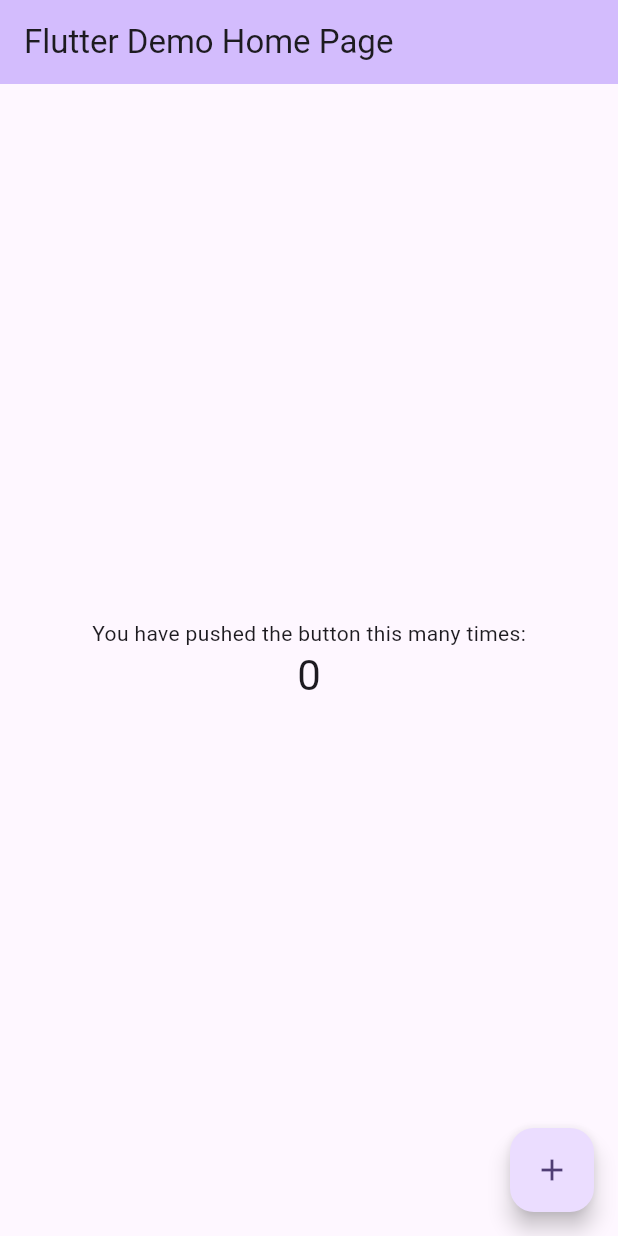
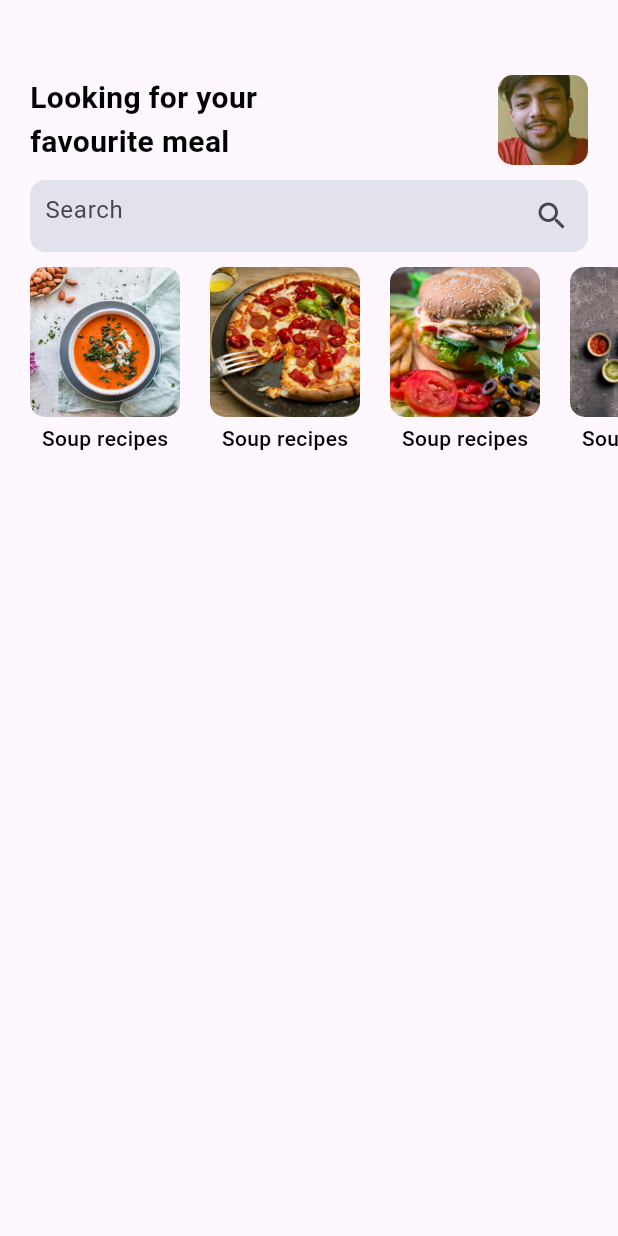
Before and after one commit to priyadarshii786/Swaad_Sansaar, a Flutter app: the screen it shows after launch, on a phone screen of 412 x 824 dp. Run offline on Flutter 3.47's test engine with Material 3 defaults, Android fonts, the phone set to English and light mode, and no system bars.

Commit message:
C-02; Designing upto category tile has been completed.

```diff
--- a/analysis_options.yaml
+++ b/analysis_options.yaml
@@ -21,6 +21,8 @@ linter:
   # `// ignore_for_file: name_of_lint` syntax on the line or in the file
   # producing the lint.
   rules:
+    prefer_const_constructors: false I
+    prefer_const_literals_to_create_immutables: false|
     # avoid_print: false  # Uncomment to disable the `avoid_print` rule
     # prefer_single_quotes: true  # Uncomment to enable the `prefer_single_quotes` rule
 
--- a/lib/main.dart
+++ b/lib/main.dart
@@ -1,4 +1,5 @@
 import 'package:flutter/material.dart';
+import 'package:swaad_sansaar/pages/home.dart';
 
 void main() {
   runApp(const MyApp());
@@ -12,26 +13,12 @@
   Widget build(BuildContext context) {
     return MaterialApp(
       title: 'Flutter Demo',
+      debugShowCheckedModeBanner: false,
       theme: ThemeData(
-        // This is the theme of your application.
-        //
-        // TRY THIS: Try running your application with "flutter run". You'll see
-        // the application has a purple toolbar. Then, without quitting the app,
-        // try changing the seedColor in the colorScheme below to Colors.green
-        // and then invoke "hot reload" (save your changes or press the "hot
-        // reload" button in a Flutter-supported IDE, or press "r" if you used
-        // the command line to start the app).
-        //
-        // Notice that the counter didn't reset back to zero; the application
-        // state is not lost during the reload. To reset the state, use hot
-        // restart instead.
-        //
-        // This works for code too, not just values: Most code changes can be
-        // tested with just a hot reload.
         colorScheme: ColorScheme.fromSeed(seedColor: Colors.deepPurple),
         useMaterial3: true,
       ),
-      home: const MyHomePage(title: 'Flutter Demo Home Page'),
+      home: Home(),
     );
   }
 }
@@ -39,14 +26,7 @@
 class MyHomePage extends StatefulWidget {
   const MyHomePage({super.key, required this.title});
 
-  // This widget is the home page of your application. It is stateful, meaning
-  // that it has a State object (defined below) that contains fields that affect
-  // how it looks.
 
-  // This class is the configuration for the state. It holds the values (in this
-  // case the title) provided by the parent (in this case the App widget) and
-  // used by the build method of the State. Fields in a Widget subclass are
-  // always marked "final".
 
   final String title;
 
@@ -59,50 +39,19 @@
 
   void _incrementCounter() {
     setState(() {
-      // This call to setState tells the Flutter framework that something has
-      // changed in this State, which causes it to rerun the build method below
-      // so that the display can reflect the updated values. If we changed
-      // _counter without calling setState(), then the build method would not be
-      // called again, and so nothing would appear to happen.
       _counter++;
     });
   }
 
   @override
   Widget build(BuildContext context) {
-    // This method is rerun every time setState is called, for instance as done
-    // by the _incrementCounter method above.
-    //
-    // The Flutter framework has been optimized to make rerunning build methods
-    // fast, so that you can just rebuild anything that needs updating rather
-    // than having to individually change instances of widgets.
     return Scaffold(
       appBar: AppBar(
-        // TRY THIS: Try changing the color here to a specific color (to
-        // Colors.amber, perhaps?) and trigger a hot reload to see the AppBar
-        // change color while the other colors stay the same.
         backgroundColor: Theme.of(context).colorScheme.inversePrimary,
-        // Here we take the value from the MyHomePage object that was created by
-        // the App.build method, and use it to set our appbar title.
         title: Text(widget.title),
       ),
       body: Center(
-        // Center is a layout widget. It takes a single child and positions it
-        // in the middle of the parent.
         child: Column(
-          // Column is also a layout widget. It takes a list of children and
-          // arranges them vertically. By default, it sizes itself to fit its
-          // children horizontally, and tries to be as tall as its parent.
-          //
-          // Column has various properties to control how it sizes itself and
-          // how it positions its children. Here we use mainAxisAlignment to
-          // center the children vertically; the main axis here is the vertical
-          // axis because Columns are vertical (the cross axis would be
-          // horizontal).
-          //
-          // TRY THIS: Invoke "debug painting" (choose the "Toggle Debug Paint"
-          // action in the IDE, or press "p" in the console), to see the
-          // wireframe for each widget.
           mainAxisAlignment: MainAxisAlignment.center,
           children: <Widget>[
             const Text(
@@ -119,7 +68,7 @@
         onPressed: _incrementCounter,
         tooltip: 'Increment',
         child: const Icon(Icons.add),
-      ), // This trailing comma makes auto-formatting nicer for build methods.
+      ),
     );
   }
 }
--- /dev/null
+++ b/lib/pages/home.dart
@@ -0,0 +1,126 @@
+import 'package:flutter/material.dart';
+import 'package:swaad_sansaar/widget/support_widget.dart';
+
+class Home extends StatefulWidget {
+  const Home({super.key});
+
+  @override
+  State<Home> createState() => _HomeState();
+}
+
+class _HomeState extends State<Home> {
+  List chikku = [
+    "images/soup.jpg",
+    "images/pizza.jpg",
+    "images/burger.jpg",
+    "images/chowmein.jpg",
+    "images/chicken.jpg",
+    "images/momos.jpg"
+  ];
+
+  @override
+  Widget build(BuildContext context) {
+    return Scaffold(
+      body: Container(
+        margin: EdgeInsets.only(top: 50.0, left: 20.0),
+        child: Column(
+          children: [
+            Padding(
+              padding: const EdgeInsets.only(right: 20.0),
+              child: Row(
+                children: [
+                  Text(
+                    'Looking for your\nfavourite meal',
+                    style: TextStyle(
+                      color: Colors.black,
+                      fontSize: 20.0,
+                      fontWeight: FontWeight.bold,
+                    ),
+                  ),
+                  Spacer(),
+                  ClipRRect(
+                    borderRadius: BorderRadius.circular(10),
+                    child: Image.asset(
+                      "images/boi_chikkuu.png",
+                      height: 60,
+                      width: 60,
+                      fit: BoxFit.cover,
+                    ),
+                  ),
+                ],
+              ),
+            ),
+            SizedBox(
+              height: 10.0,
+            ),
+            Container(
+              padding: EdgeInsets.only(
+                left: 10.0,
+              ),
+              margin: EdgeInsets.only(right: 20.0),
+              decoration: BoxDecoration(
+                  color: Color.fromARGB(255, 226, 226, 236),
+                  borderRadius: BorderRadius.circular(10)),
+              width: MediaQuery.of(context).size.width,
+              child: TextField(
+                decoration: InputDecoration(
+                    border: InputBorder.none,
+                    suffixIcon: Icon(Icons.search_outlined),
+                    hintText: 'Search'),
+              ),
+            ),
+            SizedBox(
+              height: 10.0,
+            ),
+            Expanded(
+              child: Container(
+                height: 140,
+                child: ListView.builder(
+                  padding: EdgeInsets.zero,
+                  itemCount: chikku.length,
+                  // shrinkWrap: true,
+                  scrollDirection: Axis.horizontal,
+                  itemBuilder: (context, index) {
+                    return CategoryTile(
+                      image: chikku[index],
+                    );
+                  },
+                ),
+              ),
+            ),
+          ],
+        ),
+      ),
+    );
+  }
+}
+
+class CategoryTile extends StatelessWidget {
+  // const CategoryTile({super.key});
+  String image;
+  CategoryTile({super.key, required this.image});
+
+  @override
+  Widget build(BuildContext context) {
+    return Container(
+      margin: EdgeInsets.only(right: 20.0),
+      child: Column(
+        children: [
+          ClipRRect(
+            borderRadius: BorderRadius.circular(10),
+            child: Image.asset(
+              image,
+              height: 100,
+              width: 100,
+              fit: BoxFit.cover,
+            ),
+          ),
+          SizedBox(
+            height: 4.0,
+          ),
+          Text("Soup recipes", style: AppWidget.lightfieldtextstyle())
+        ],
+      ),
+    );
+  }
+}
--- /dev/null
+++ b/lib/widget/support_widget.dart
@@ -0,0 +1,13 @@
+import 'package:flutter/material.dart';
+
+class AppWidget {
+  static TextStyle boldfieldtextstyle() {
+    return TextStyle(
+        color: Colors.black, fontSize: 20.8, fontWeight: FontWeight.bold);
+  }
+
+  static TextStyle lightfieldtextstyle() {
+    return TextStyle(
+        color: Colors.black, fontSize: 14.0, fontWeight: FontWeight.w500);
+  }
+}
```
Also changed, not shown: pubspec.yaml (+5 -41 lines), images/boi_chikkuu.png (added), images/burger.jpg (added), images/chicken.jpg (added), images/chowmein.jpg (added), images/pizza.jpg (added), images/soup.jpg (added), pubspec.lock, 1 other file.
